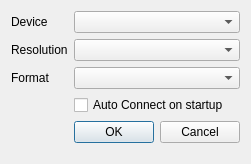
ElluIFX/KVM-Card-Mini-PySide6, file Client/ui/device_setup_dialog.ui: the form before one commit.
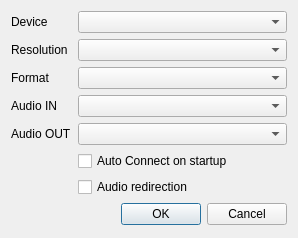
The form after the commit.

```diff
--- a/Client/ui/device_setup_dialog.ui
+++ b/Client/ui/device_setup_dialog.ui
@@ -9,14 +9,14 @@
    <rect>
     <x>0</x>
     <y>0</y>
-    <width>250</width>
-    <height>164</height>
+    <width>298</width>
+    <height>238</height>
    </rect>
   </property>
   <property name="maximumSize">
    <size>
     <width>16777215</width>
-    <height>164</height>
+    <height>300</height>
    </size>
   </property>
   <property name="windowTitle">
@@ -50,7 +50,7 @@
    <item row="3" column="1">
     <widget class="QComboBox" name="comboBox_2"/>
    </item>
-   <item row="7" column="1">
+   <item row="9" column="1">
     <widget class="QDialogButtonBox" name="buttonBox">
      <property name="orientation">
       <enum>Qt::Horizontal</enum>
@@ -70,13 +70,48 @@
    <item row="4" column="1">
     <widget class="QComboBox" name="comboBox_3"/>
    </item>
+   <item row="8" column="1">
+    <widget class="QCheckBox" name="checkBoxAudio">
+     <property name="text">
+      <string>Audio redirection</string>
+     </property>
+    </widget>
+   </item>
+   <item row="5" column="0">
+    <widget class="QLabel" name="label_4">
+     <property name="text">
+      <string>Audio IN</string>
+     </property>
+    </widget>
+   </item>
    <item row="5" column="1">
+    <widget class="QComboBox" name="comboBox_4">
+     <property name="mouseTracking">
+      <bool>false</bool>
+     </property>
+    </widget>
+   </item>
+   <item row="6" column="0">
+    <widget class="QLabel" name="label_5">
+     <property name="text">
+      <string>Audio OUT</string>
+     </property>
+    </widget>
+   </item>
+   <item row="7" column="1">
     <widget class="QCheckBox" name="checkBoxAutoConnect">
      <property name="text">
       <string>Auto Connect on startup</string>
      </property>
     </widget>
    </item>
+   <item row="6" column="1">
+    <widget class="QComboBox" name="comboBox_5">
+     <property name="mouseTracking">
+      <bool>false</bool>
+     </property>
+    </widget>
+   </item>
   </layout>
  </widget>
  <resources/>
```
